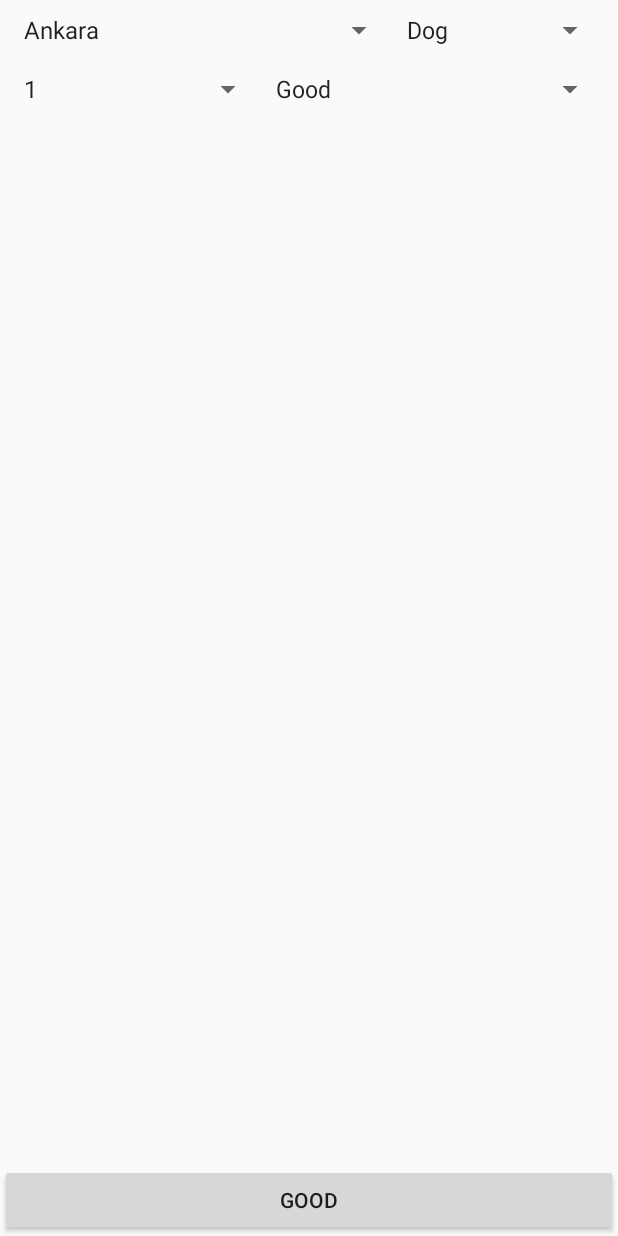
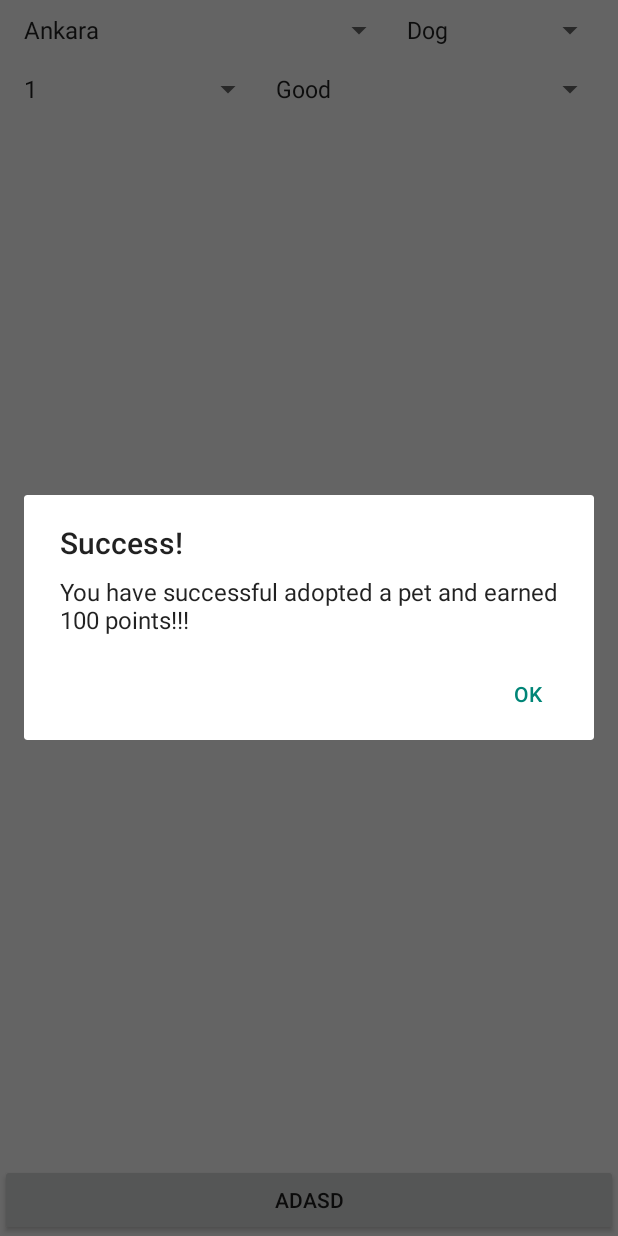
Before and after one commit to harunandes21/PawRescue, an Android app: the AdoptionActivity screen opened directly, with no data from a screen before it, after a tap on "ADASD", on a phone screen of 412 x 824 dp. Run offline under Robolectric (Android 15) with nearby library versions, the phone set to English and light mode, and no system bars; 1 statement that could not run was skipped.

Commit message:
AdoptCenterUpdates

```diff
--- a/app/src/main/java/com/example/pawrescue/AdoptionActivity.java
+++ b/app/src/main/java/com/example/pawrescue/AdoptionActivity.java
@@ -1,6 +1,7 @@
 package com.example.pawrescue;
 
 import android.content.ContentValues;
+import android.content.Intent;
 import android.net.Uri;
 import android.os.Bundle;
 import android.view.View;
@@ -8,6 +9,8 @@ import android.widget.AdapterView;
 import android.widget.ArrayAdapter;
 import android.widget.Button;
 import android.widget.Spinner;
+
+import androidx.appcompat.app.AlertDialog;
 import androidx.appcompat.app.AppCompatActivity;
 import androidx.recyclerview.widget.LinearLayoutManager;
 import androidx.recyclerview.widget.RecyclerView;
@@ -21,11 +24,12 @@ public class AdoptionActivity extends AppCompatActivity {
     private Spinner locationSpinner,speciesSpinner,ageSpinner,healthStatusSpinner;
     private String location,species,age,healthStatus;
     private ArrayAdapter<CharSequence> adapterLocation,adapterSpecies,adapterAge,adapterHealth;
+    Intent intent;
+    User loggedInUser;
     @Override
     protected void onCreate(Bundle savedInstanceState) {
         super.onCreate(savedInstanceState);
         setContentView(R.layout.activity_adoption);
-
         // Connect UI elements
         //RecyclerView profileRecyclerView = findViewById(R.id.profileRecyclerView);
         locationSpinner = findViewById(R.id.locationSpinner);
@@ -45,6 +49,8 @@ public class AdoptionActivity extends AppCompatActivity {
         adapterHealth = ArrayAdapter.createFromResource(this,R.array.health_array, android.R.layout.simple_spinner_item);
         adapterHealth.setDropDownViewResource(android.R.layout.simple_spinner_dropdown_item);
         healthStatusSpinner.setAdapter(adapterHealth);
+        intent = getIntent();
+        loggedInUser = (User) intent.getSerializableExtra("user");
 
         locationSpinner.setOnItemSelectedListener(new AdapterView.OnItemSelectedListener() {
             @Override
@@ -98,16 +104,33 @@ public class AdoptionActivity extends AppCompatActivity {
 
 
             ContentValues values = new ContentValues();
-            values.put(NotDefterimContract.UserEntry.COLUMN_USERNAME, "sss");
-            values.put(NotDefterimContract.UserEntry.COLUMN_PASSWORD, "password");
-
-
+            //values.put(NotDefterimContract.UserEntry.COLUMN_USERNAME, "sss");
+            //values.put(NotDefterimContract.UserEntry.COLUMN_PASSWORD, "password");
+            values.put(NotDefterimContract.UserEntry.COLUMN_POINT, 100);
+            String userId = String.valueOf(loggedInUser.id);
             String selection = NotDefterimContract.UserEntry._ID + " = ? ";
-            String selectionArgs[] = {"1"};
+            String selectionArgs[] = {userId};
 
             getContentResolver().update(CONTENT_URI_USER,values,selection,selectionArgs);
 
-            adoptButton.setText(healthStatus);
+            //adoptButton.setText(healthStatus);
+            showAlertDialog("Success!", "You have successful adopted a pet and earned 100 points!!!");
         });
     }
+
+    private void showAlertDialog(String title, String message) {
+        AlertDialog.Builder builder = new AlertDialog.Builder(this);
+        builder.setTitle(title)
+                .setMessage(message)
+                .setPositiveButton("OK", (dialog, which) -> {
+                    Intent mainIntent = new Intent(AdoptionActivity.this, MainActivity.class);
+                    mainIntent.putExtra("user", loggedInUser);
+                    loggedInUser.point += 100;
+                    startActivity(mainIntent);
+                    finish();
+                });
+
+        AlertDialog dialog = builder.create();
+        dialog.show();
+    }
 }
--- a/app/src/main/res/layout/activity_main.xml
+++ b/app/src/main/res/layout/activity_main.xml
@@ -135,12 +135,12 @@
             tools:ignore="MissingConstraints" />
 
         <Button
-            android:id="@+id/EmgButton"
+            android:id="@+id/LogOutButton"
             android:layout_width="276dp"
             android:layout_height="123dp"
             android:layout_marginTop="12dp"
             android:background="@android:color/transparent"
-            android:text="SETTINGS"
+            android:text="Log Out"
             android:textSize="20sp"
             app:layout_constraintBottom_toBottomOf="parent"
             app:layout_constraintEnd_toEndOf="parent"
--- a/app/src/main/res/values/strings.xml
+++ b/app/src/main/res/values/strings.xml
@@ -37,13 +37,13 @@
         <item>Şanlıurfa</item>
         <item>Trabzon</item>
     </string-array>
+
     <string-array name="neighborhood_array">
         <item>Neighborhood A</item>
         <item>Neighborhood B</item>
         <item>Neighborhood C</item>
 
     </string-array>
-
 
     <!-- Login Page -->
     <string name="username">Username</string>
```
Also changed, not shown: app/src/main/java/com/example/pawrescue/MainActivity.java (+60 -23 lines).
